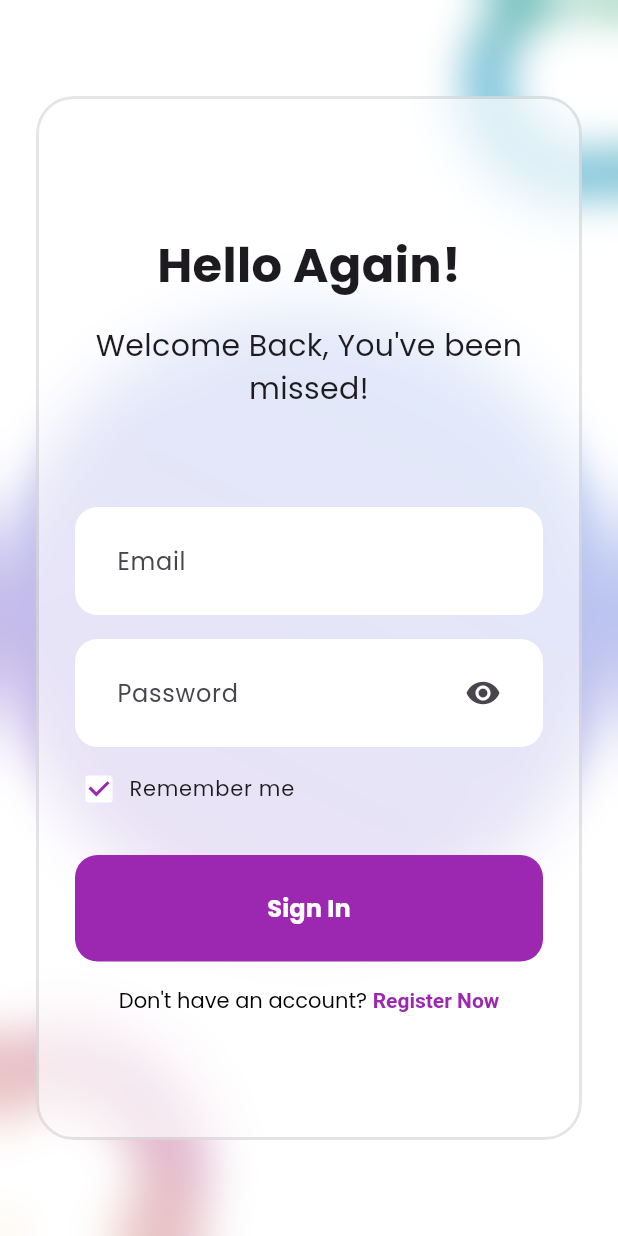
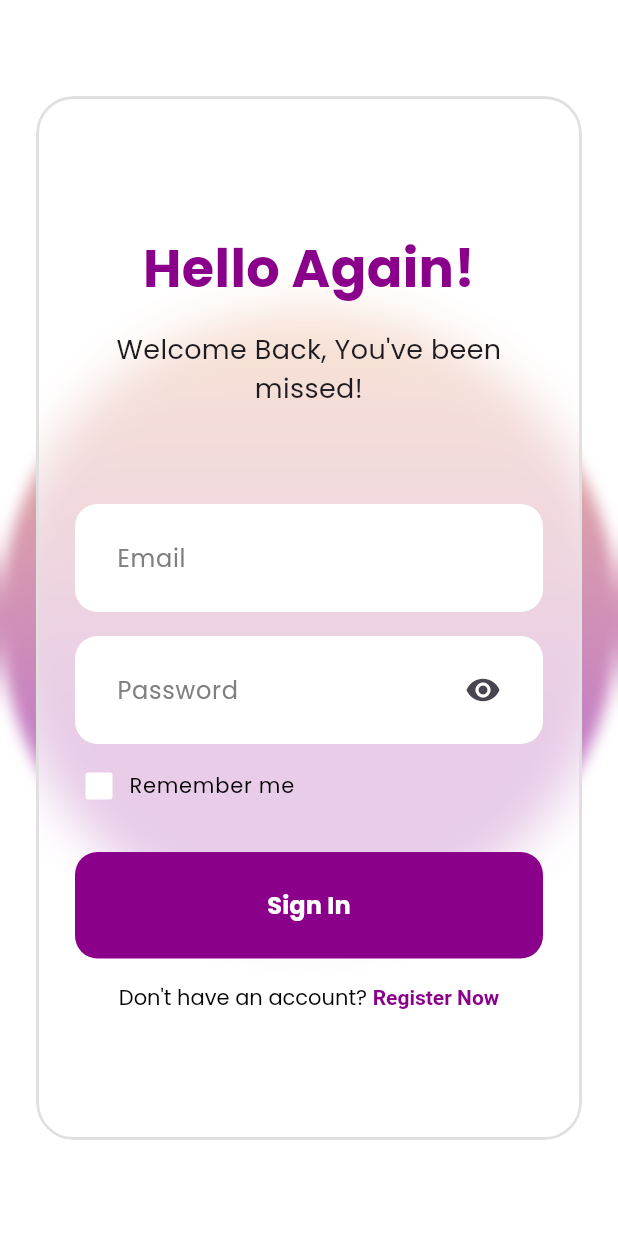
Before and after one commit to bayurkp/progmob-1, a Flutter app: the screen it shows after launch, on a phone screen of 412 x 824 dp. Run offline on Flutter 3.47's test engine with Material 3 defaults, Android fonts, the phone set to English and light mode, and no system bars.

```diff
--- a/lib/screens/login_screen.dart
+++ b/lib/screens/login_screen.dart
@@ -1,11 +1,10 @@
 import 'dart:ui';
-
-import 'package:flutter/cupertino.dart';
 import 'package:flutter/material.dart';
-import 'package:flutter/painting.dart';
-import 'package:flutter/rendering.dart';
-import 'package:flutter/widgets.dart';
-import 'package:gradient_borders/gradient_borders.dart';
+import 'package:progmob_1/constants/app_colors.dart';
+import 'package:progmob_1/constants/text_sizes.dart';
+import 'package:progmob_1/widgets/glass_container.dart';
+import 'package:progmob_1/widgets/password_input.dart';
+import 'package:progmob_1/widgets/text_input.dart';
 
 class LoginScreen extends StatefulWidget {
   const LoginScreen({super.key});
@@ -15,6 +14,18 @@ class LoginScreen extends StatefulWidget {
 }
 
 class _LoginScreenState extends State<LoginScreen> {
+  final TextEditingController _emailController = TextEditingController();
+  final TextEditingController _passwordController = TextEditingController();
+  late bool? _rememberMe = false;
+
+  Map<String, dynamic> get data {
+    return {
+      'email': _emailController.text,
+      'password': _passwordController.text,
+      'remember_me': _rememberMe,
+    };
+  }
+
   @override
   Widget build(BuildContext context) {
     return Scaffold(
@@ -24,70 +35,25 @@ class _LoginScreenState extends State<LoginScreen> {
           alignment: Alignment.center,
           children: <Widget>[
             Container(
-              color: Colors.white,
+              color: AppColors.base100,
               child: Stack(
-                children: [
-                  Positioned(
-                    top: -20,
-                    right: -50,
-                    child: Container(
-                      height: 150,
-                      width: 150,
-                      decoration: BoxDecoration(
-                        shape: BoxShape.circle,
-                        border: GradientBoxBorder(
-                          width: 25,
-                          gradient: LinearGradient(
-                            begin: Alignment.topRight,
-                            end: Alignment.bottomLeft,
-                            colors: [
-                              Colors.green.withOpacity(0.8),
-                              Colors.blue.withOpacity(0.8),
-                            ],
-                          ),
-                        ),
-                      ),
-                    ),
-                  ),
+                children: <Widget>[
                   Positioned(
                     bottom: 0,
                     top: 0,
                     right: 0,
                     left: 0,
                     child: Container(
-                      height: 100,
-                      width: 100,
                       decoration: BoxDecoration(
                         shape: BoxShape.circle,
                         gradient: LinearGradient(
-                          begin: Alignment.topRight,
-                          end: Alignment.bottomLeft,
-                          colors: [
-                            Colors.blue.withOpacity(0.4),
-                            Colors.purple.withOpacity(0.4),
+                          begin: Alignment.topCenter,
+                          end: Alignment.bottomCenter,
+                          stops: const [0.1, 0.6],
+                          colors: <Color>[
+                            AppColors.secondary.withOpacity(0.5),
+                            AppColors.primary.withOpacity(0.5),
                           ],
-                        ),
-                      ),
-                    ),
-                  ),
-                  Positioned(
-                    bottom: -60,
-                    left: -60,
-                    child: Container(
-                      height: 200,
-                      width: 200,
-                      decoration: BoxDecoration(
-                        shape: BoxShape.circle,
-                        border: GradientBoxBorder(
-                          width: 50,
-                          gradient: LinearGradient(
-                            begin: Alignment.topRight,
-                            end: Alignment.bottomLeft,
-                            colors: [
-                              Colors.purple.withOpacity(0.4),
-                              Colors.amber.withOpacity(0.4),
-                            ],
-                          ),
                         ),
                       ),
                     ),
@@ -98,11 +64,11 @@ class _LoginScreenState extends State<LoginScreen> {
             Positioned.fill(
               child: BackdropFilter(
                 filter: ImageFilter.blur(
-                  sigmaX: 15.0,
-                  sigmaY: 15.0,
+                  sigmaX: 5.0,
+                  sigmaY: 5.0,
                 ),
                 child: Container(
-                  color: Colors.white.withOpacity(0.0),
+                  color: AppColors.white.withOpacity(0.0),
                 ),
               ),
             ),
@@ -111,27 +77,7 @@ class _LoginScreenState extends State<LoginScreen> {
                 horizontal: 24.0,
                 vertical: 64.0,
               ),
-              child: ClipRRect(
-                borderRadius: BorderRadius.circular(25.0),
-                child: BackdropFilter(
-                  filter: ImageFilter.blur(
-                    sigmaX: 15.0,
-                    sigmaY: 15.0,
-                  ),
-                  child: Container(
-                    width: double.infinity,
-                    height: double.infinity,
-                    decoration: BoxDecoration(
-                      color: Colors.white.withOpacity(0.6),
-                      // color: Color(0xe4e5f1),
-                      border: Border.all(
-                        width: 2.0,
-                        color: Colors.black.withOpacity(0.1),
-                      ),
-                      borderRadius: const BorderRadius.all(
-                        Radius.circular(25.0),
-                      ),
-                    ),
+              child: GlassContainer(
                 child: Padding(
                   padding: const EdgeInsets.all(24.0),
                   child: Column(
@@ -139,11 +85,14 @@ class _LoginScreenState extends State<LoginScreen> {
                       const SizedBox(
                         height: 64.0,
                       ),
+
+                      // Greeting
                       const Text(
                         'Hello Again!',
                         style: TextStyle(
+                          color: AppColors.primary,
                           fontWeight: FontWeight.w700,
-                              fontSize: 32.0,
+                          fontSize: TextSizes.heading,
                         ),
                       ),
                       const SizedBox(
@@ -153,113 +102,80 @@ class _LoginScreenState extends State<LoginScreen> {
                         'Welcome Back, You\'ve been missed!',
                         textAlign: TextAlign.center,
                         style: TextStyle(
-                              fontSize: 20.0,
+                          fontSize: TextSizes.larger,
                         ),
                       ),
                       const SizedBox(
                         height: 64.0,
                       ),
-                          TextField(
-                            textAlign: TextAlign.left,
-                            decoration: InputDecoration(
-                              contentPadding: const EdgeInsets.all(24.0),
+
+                      // Email Input Field
+                      TextInput(
                         hintText: 'Email',
-                              fillColor: Colors.white,
-                              filled: true,
-                              enabledBorder: OutlineInputBorder(
-                                borderSide: BorderSide(
-                                  color: Colors.white.withOpacity(0.0),
-                                ),
-                                borderRadius: const BorderRadius.all(
-                                  Radius.circular(15.0),
-                                ),
-                              ),
-                              focusedBorder: OutlineInputBorder(
-                                borderSide: BorderSide(
-                                  color: Colors.white.withOpacity(0.0),
-                                ),
-                                borderRadius: const BorderRadius.all(
-                                  Radius.circular(15.0),
-                                ),
-                              ),
-                            ),
+                        type: TextInputType.emailAddress,
+                        controller: _emailController,
                       ),
                       const SizedBox(
                         height: 16.0,
                       ),
-                          TextField(
-                            obscureText: true,
-                            obscuringCharacter: '•',
-                            textAlign: TextAlign.left,
-                            decoration: InputDecoration(
-                              contentPadding: const EdgeInsets.all(24.0),
+
+                      // Password Input Field
+                      PasswordInput(
                         hintText: 'Password',
-                              fillColor: Colors.white,
-                              filled: true,
-                              suffixIcon: Padding(
-                                padding: const EdgeInsets.only(right: 16.0),
-                                child: IconButton(
-                                  icon: const Icon(Icons.remove_red_eye),
-                                  onPressed: () {},
+                        controller: _passwordController,
                       ),
-                              ),
-                              enabledBorder: OutlineInputBorder(
-                                borderSide: BorderSide(
-                                  color: Colors.white.withOpacity(0.0),
-                                ),
-                                borderRadius: const BorderRadius.all(
-                                  Radius.circular(15.0),
-                                ),
-                              ),
-                              focusedBorder: OutlineInputBorder(
-                                borderSide: BorderSide(
-                                  color: Colors.white.withOpacity(0.0),
-                                ),
-                                borderRadius: const BorderRadius.all(
-                                  Radius.circular(15.0),
-                                ),
-                              ),
-                            ),
-                          ),
+
+                      // Remember Me Checkbox
                       Transform.translate(
                         offset: const Offset(-20.0, 0.0),
                         child: CheckboxListTile(
-                              checkColor: Colors.purple,
+                          checkColor: AppColors.primary,
                           fillColor: MaterialStateProperty.all<Color>(
-                                  Colors.white),
+                            AppColors.base100,
+                          ),
                           shape: RoundedRectangleBorder(
                             borderRadius: BorderRadius.circular(5),
                           ),
                           side: BorderSide(
-                                color: Colors.white.withOpacity(0.0),
+                            color: AppColors.white.withOpacity(0.0),
                           ),
                           title: Transform.translate(
                             offset: const Offset(-16.0, 0.0),
                             child: const Text(
                               'Remember me',
                               style: TextStyle(
-                                    fontSize: 14.0,
+                                fontSize: TextSizes.secondary,
+                                color: AppColors.black,
                               ),
                             ),
                           ),
-                              value: true,
-                              onChanged: (value) {},
+                          value: _rememberMe,
+                          onChanged: (value) {
+                            setState(() {
+                              _rememberMe = value;
+                            });
+                          },
                           controlAffinity: ListTileControlAffinity.leading,
                         ),
                       ),
                       const SizedBox(
                         height: 16.0,
                       ),
+
+                      // Submit Button
                       TextButton(
-                            onPressed: () {},
+                        onPressed: () {
+                          print(data);
+                        },
                         style: ButtonStyle(
                           backgroundColor: MaterialStateProperty.all<Color>(
-                                  Colors.purple),
+                            AppColors.primary,
+                          ),
                           padding: MaterialStateProperty.all<EdgeInsets>(
                             const EdgeInsets.all(24.0),
                           ),
-                              shape: MaterialStateProperty.all<
-                                  RoundedRectangleBorder>(
+                          shape:
+                              MaterialStateProperty.all<RoundedRectangleBorder>(
                             RoundedRectangleBorder(
                               borderRadius: BorderRadius.circular(15.0),
                             ),
@@ -269,8 +185,8 @@ class _LoginScreenState extends State<LoginScreen> {
                           child: Text(
                             'Sign In',
                             style: TextStyle(
-                                  color: Colors.white,
-                                  fontSize: 16.0,
+                              color: AppColors.primaryContent,
+                              fontSize: TextSizes.body,
                               fontWeight: FontWeight.w600,
                             ),
                           ),
@@ -279,20 +195,23 @@ class _LoginScreenState extends State<LoginScreen> {
                       const SizedBox(
                         height: 16.0,
                       ),
+
+                      // Register Link
                       Center(
                         child: RichText(
                           text: const TextSpan(
                             text: 'Don\'t have an account? ',
                             style: TextStyle(
-                                  color: Colors.black,
+                              color: AppColors.black,
                               fontFamily: 'Poppins',
+                              fontSize: TextSizes.secondary,
                             ),
                             children: <TextSpan>[
                               TextSpan(
                                 text: 'Register Now',
                                 style: TextStyle(
                                   fontWeight: FontWeight.w700,
-                                      color: Colors.purple,
+                                  color: AppColors.primary,
                                 ),
                               )
                             ],
@@ -304,8 +223,6 @@ class _LoginScreenState extends State<LoginScreen> {
                 ),
               ),
             ),
-              ),
-            ),
           ],
         ),
       ),
```
Lines whose indentation alone changed are shown as unchanged.
